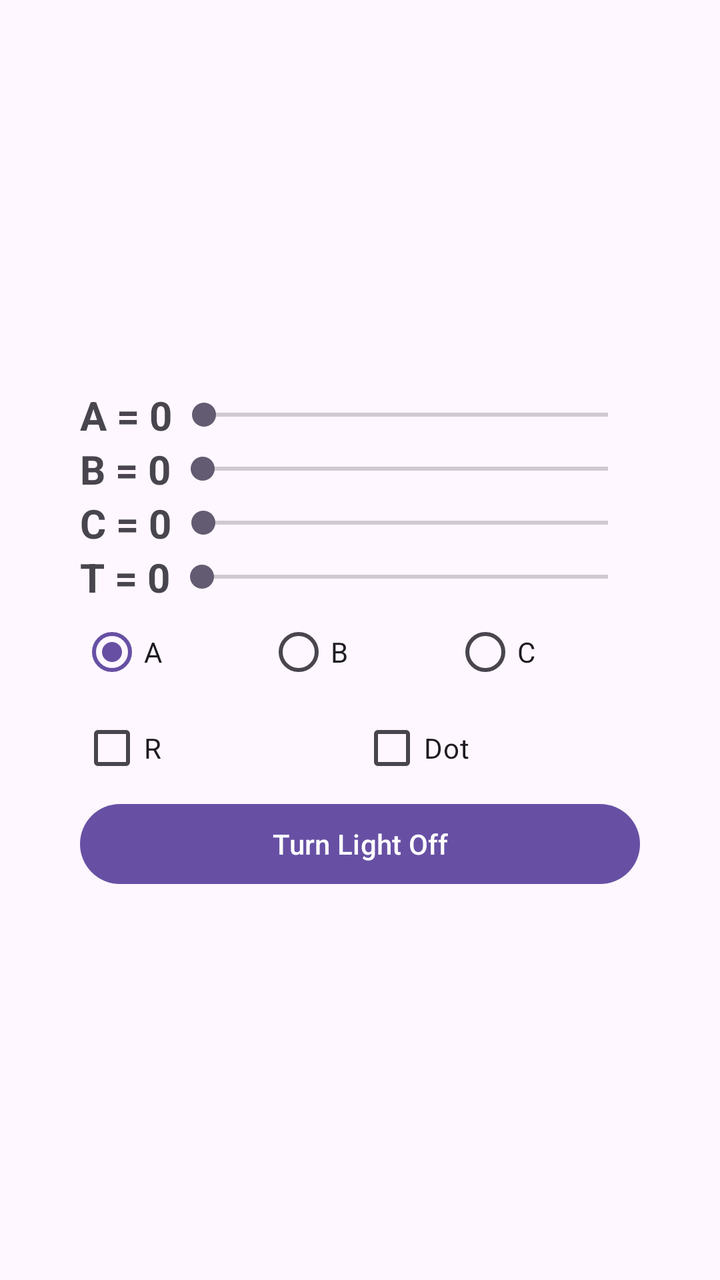
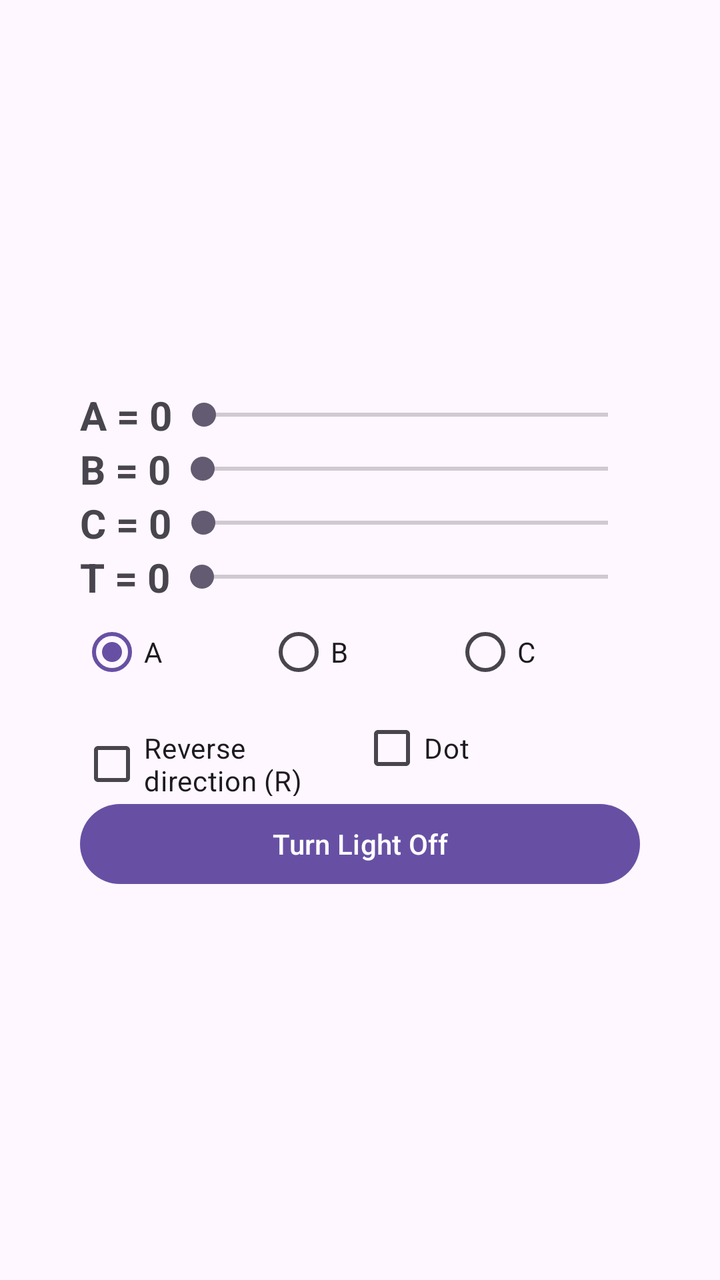

An Android layout rendered at two revisions. The XML below is the earlier revision; the diff shows what the commit changed to produce the second picture.
<!-- AndroidManifest.xml: application theme Theme.GlyphPlayer -->
<!-- res/layout/activity_seekbar_debug.xml -->
<?xml version="1.0" encoding="utf-8"?>
<androidx.constraintlayout.widget.ConstraintLayout xmlns:android="http://schemas.android.com/apk/res/android"
    xmlns:app="http://schemas.android.com/apk/res-auto"
    xmlns:tools="http://schemas.android.com/tools"
    android:id="@+id/main"
    android:layout_width="match_parent"
    android:layout_height="match_parent"
    tools:context=".ui.SeekbarDebug">

    <LinearLayout
        android:layout_width="match_parent"
        android:layout_height="match_parent"
        android:gravity="center"
        android:orientation="vertical"
        android:paddingHorizontal="40dp">

        <LinearLayout
            android:layout_width="match_parent"
            android:layout_height="wrap_content"
            android:gravity="center"
            android:orientation="horizontal">

            <TextView
                android:id="@+id/tvStatusA"
                android:layout_width="wrap_content"
                android:layout_height="wrap_content"
                android:text="A = 0"
                android:textSize="20dp"
                android:textStyle="bold" />

            <SeekBar
                android:id="@+id/sbA"
                android:layout_width="match_parent"
                android:layout_height="wrap_content"
                android:max="100" />
        </LinearLayout>

        <LinearLayout
            android:layout_width="match_parent"
            android:layout_height="wrap_content"
            android:gravity="center"
            android:orientation="horizontal">

            <TextView
                android:id="@+id/tvStatusB"
                android:layout_width="wrap_content"
                android:layout_height="wrap_content"
                android:text="B = 0"
                android:textSize="20dp"
                android:textStyle="bold" />

            <SeekBar
                android:id="@+id/sbB"
                android:layout_width="match_parent"
                android:layout_height="wrap_content"
                android:max="100" />
        </LinearLayout>

        <LinearLayout
            android:layout_width="match_parent"
            android:layout_height="wrap_content"
            android:gravity="center"
            android:orientation="horizontal">

            <TextView
                android:id="@+id/tvStatusC"
                android:layout_width="wrap_content"
                android:layout_height="wrap_content"
                android:text="C = 0"
                android:textSize="20dp"
                android:textStyle="bold" />

            <SeekBar
                android:id="@+id/sbC"
                android:layout_width="match_parent"
                android:layout_height="wrap_content"
                android:max="100" />
        </LinearLayout>

        <LinearLayout
            android:layout_width="match_parent"
            android:layout_height="wrap_content"
            android:gravity="center"
            android:orientation="horizontal">

            <TextView
                android:id="@+id/tvStatusT"
                android:layout_width="wrap_content"
                android:layout_height="wrap_content"
                android:text="T = 0"
                android:textSize="20dp"
                android:textStyle="bold" />

            <SeekBar
                android:id="@+id/sbT"
                android:layout_width="match_parent"
                android:layout_height="wrap_content"
                android:max="100" />
        </LinearLayout>

        <RadioGroup
            android:layout_width="match_parent"
            android:layout_height="wrap_content"
            android:orientation="horizontal">

            <RadioButton
                android:id="@+id/rbA"
                android:layout_width="0dp"
                android:layout_height="wrap_content"
                android:layout_weight="1"
                android:checked="true"
                android:text="A" />

            <RadioButton
                android:id="@+id/rbB"
                android:layout_width="0dp"
                android:layout_height="wrap_content"
                android:layout_weight="1"
                android:text="B" />

            <RadioButton
                android:id="@+id/rbC"
                android:layout_width="0dp"
                android:layout_height="wrap_content"
                android:layout_weight="1"
                android:text="C" />
        </RadioGroup>

        <LinearLayout
            android:layout_width="match_parent"
            android:layout_height="wrap_content"
            android:orientation="horizontal">

            <CheckBox
                android:id="@+id/cbR"
                android:layout_width="0dp"
                android:layout_weight="1"
                android:layout_height="wrap_content"
                android:text="R" />

            <CheckBox
                android:id="@+id/cbDot"
                android:layout_width="0dp"
                android:layout_weight="1"
                android:layout_height="wrap_content"
                android:text="Dot" />
        </LinearLayout>

        <Button
            android:id="@+id/btnTurnOff"
            android:layout_width="match_parent"
            android:layout_height="wrap_content"
            android:text="Turn Light Off" />
    </LinearLayout>


</androidx.constraintlayout.widget.ConstraintLayout>
<!-- resources referenced by this layout -->
<resources>
  <style name="Theme.GlyphPlayer" parent="Base.Theme.GlyphPlayer" />
  <style name="Base.Theme.GlyphPlayer" parent="Theme.Material3.DayNight.NoActionBar">
          
          
      </style>
</resources>

<!-- the commit's change to res/layout/activity_seekbar_debug.xml (unified diff, before → after) -->
@@ -136,7 +136,7 @@
                 android:layout_width="0dp"
                 android:layout_weight="1"
                 android:layout_height="wrap_content"
-                android:text="R" />
+                android:text="@string/glyph_reverse" />
 
             <CheckBox
                 android:id="@+id/cbDot"
<!-- resource entries referenced after the edit -->
@@ -1,5 +1,6 @@
 <!-- resources referenced by this layout -->
 <resources>
+  <string name="glyph_reverse">Reverse direction (R)</string>
   <style name="Theme.GlyphPlayer" parent="Base.Theme.GlyphPlayer" />
   <style name="Base.Theme.GlyphPlayer" parent="Theme.Material3.DayNight.NoActionBar">
           
